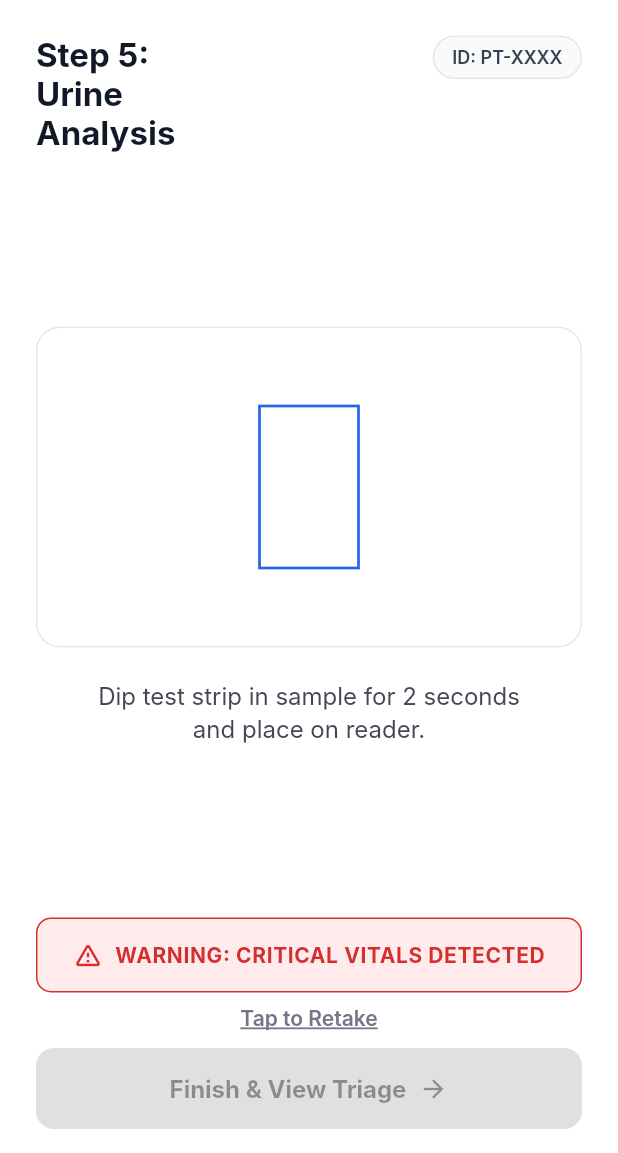
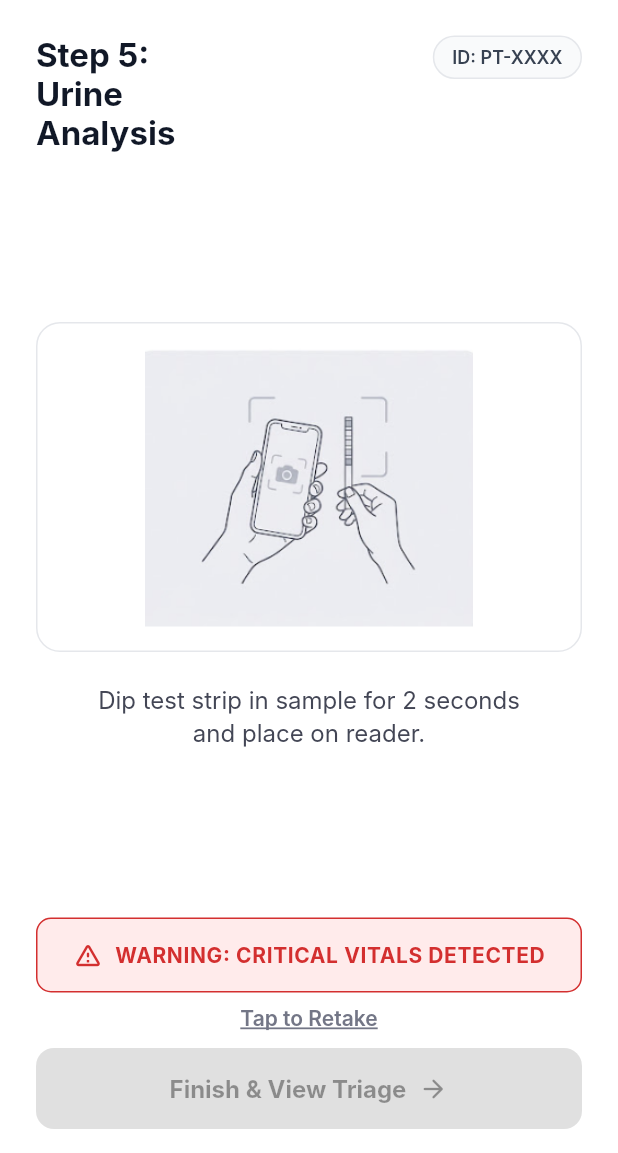
Before and after one commit to ArnavSemwal/raksha-dash, a Flutter app: the RakshaUrineAnalysisScreen screen opened directly, on a phone screen of 412 x 824 dp, the part 83-1236 px from its top. Run offline on Flutter 3.47's test engine with Material 3 defaults, Android fonts, the phone set to English and light mode, and no system bars; network calls fail; Roboto replaces fonts that are missing (Inter).

Commit message:
Update asset images for SpO2 and Urine screens, update API endpoint to Render backend

```diff
--- a/lib/screens/base.dart
+++ b/lib/screens/base.dart
@@ -1,7 +1,5 @@
 import 'package:flutter/material.dart';
 
-/// Production-ready, pixel-perfect StatelessWidget for the Raksha Triage Home / Base Screen.
-///
 /// Converts the HTML/Tailwind layout completely into a single stateless Flutter Widget.
 class RakshaTriageHomeScreen extends StatelessWidget {
   /// Callback when the "Start New Patient Check" primary button is tapped
--- a/lib/screens/register.dart
+++ b/lib/screens/register.dart
@@ -1,7 +1,5 @@
 import 'package:flutter/material.dart';
 
-/// Production-ready, pixel-perfect StatelessWidget for the Raksha New Patient Registration Screen.
-///
 /// Converts the HTML/Tailwind layout completely into a single stateless Flutter Widget.
 class RakshaPatientRegistrationScreen extends StatelessWidget {
   /// System generated patient ID string
--- a/lib/services/api_service.dart
+++ b/lib/services/api_service.dart
@@ -5,7 +5,7 @@ import 'package:http/http.dart' as http;
 class ApiService {
   // Anushka jab actual Render URL degi, toh bas ye link change karna padega
   static const String baseUrl =
-      'https://raksha-backend-mock.onrender.com/api/v1/triage';
+      'https://raksha-api-71a6.onrender.com/api/v1/triage';
 
   static Future<bool> pushTriageData(Map<String, dynamic> payload) async {
     try {
--- a/lib/urine.dart
+++ b/lib/urine.dart
@@ -13,6 +13,7 @@ class RakshaUrineAnalysisScreen extends StatelessWidget {
   final VoidCallback? onFinishPressed;
   final VoidCallback? onStartScanPressed;
   final VoidCallback? onRetakePressed;
+  final String? illustrationUrl;
 
   const RakshaUrineAnalysisScreen({
     super.key,
@@ -23,6 +24,7 @@ class RakshaUrineAnalysisScreen extends StatelessWidget {
     this.onFinishPressed,
     this.onStartScanPressed,
     this.onRetakePressed,
+    this.illustrationUrl,
   });
 
   static const Color primaryBlue = Color(0xFF2563EB);
@@ -166,6 +168,8 @@ class RakshaUrineAnalysisScreen extends StatelessWidget {
   }
 
   Widget _buildIllustrationCard() {
+    final String assetPath = illustrationUrl ?? 'assets/images/urine.png';
+
     return Container(
       width: double.infinity,
       constraints: const BoxConstraints(maxHeight: 220),
@@ -177,9 +181,15 @@ class RakshaUrineAnalysisScreen extends StatelessWidget {
       ),
       child: ClipRRect(
         borderRadius: BorderRadius.circular(12.0),
-        child: CustomPaint(
-          size: const Size(double.infinity, 180),
-          painter: _TestStripPainter(),
+        child: Image.asset(
+          assetPath,
+          fit: BoxFit.contain,
+          errorBuilder: (context, error, stackTrace) {
+            return CustomPaint(
+              size: const Size(double.infinity, 180),
+              painter: _TestStripPainter(),
+            );
+          },
         ),
       ),
     );
```
Also changed, not shown: lib/spo2temp.dart (+11 -3 lines), pubspec.yaml (+3 -4 lines), assets/images/spo2.jpeg (added), assets/images/spo2_temp.png (added), assets/images/urine.jpeg (added), assets/images/urine.png (added), assets/spo2_temp.png (added), assets/urine.png (added), lib/screens/triage_master.dart (indentation only).
